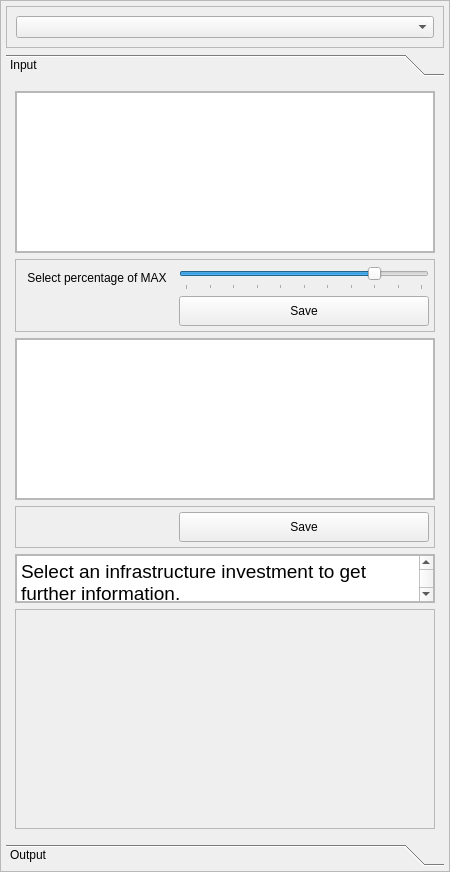
rapha411/PlanningTool, file PlanningTool_dockwidget_base.ui: the form before one commit.
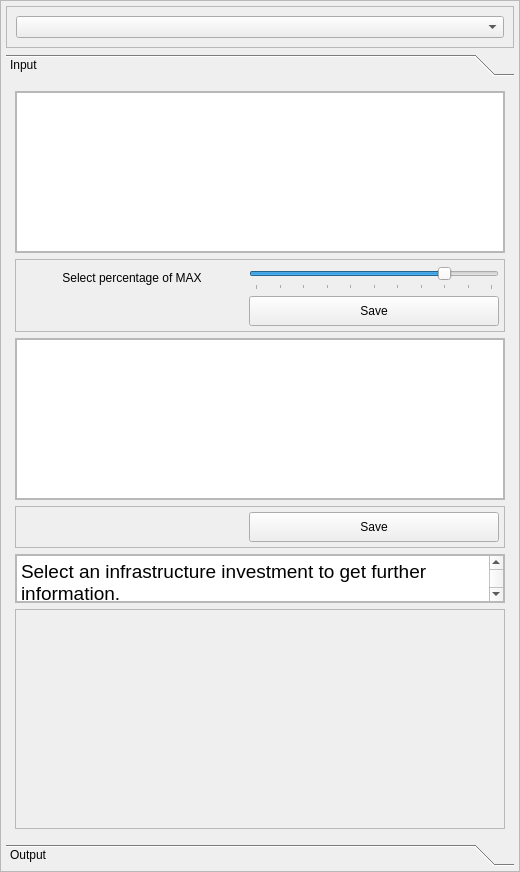
The form after the commit.

Commit message: removed housing and infra name label

What changed in the file:
```diff
--- a/PlanningTool_dockwidget_base.ui
+++ b/PlanningTool_dockwidget_base.ui
@@ -6,7 +6,7 @@
    <rect>
     <x>0</x>
     <y>0</y>
-    <width>450</width>
+    <width>520</width>
     <height>872</height>
    </rect>
   </property>
@@ -91,8 +91,8 @@
            <rect>
             <x>0</x>
             <y>0</y>
-            <width>421</width>
-            <height>743</height>
+            <width>508</width>
+            <height>799</height>
            </rect>
           </property>
           <attribute name="label">
@@ -369,8 +369,8 @@
                    <string>&lt;!DOCTYPE HTML PUBLIC &quot;-//W3C//DTD HTML 4.0//EN&quot; &quot;http://www.w3.org/TR/REC-html40/strict.dtd&quot;&gt;
 &lt;html&gt;&lt;head&gt;&lt;meta name=&quot;qrichtext&quot; content=&quot;1&quot; /&gt;&lt;style type=&quot;text/css&quot;&gt;
 p, li { white-space: pre-wrap; }
-&lt;/style&gt;&lt;/head&gt;&lt;body style=&quot; font-family:'MS Shell Dlg 2'; font-size:8.25pt; font-weight:400; font-style:normal;&quot;&gt;
-&lt;p style=&quot; margin-top:0px; margin-bottom:0px; margin-left:0px; margin-right:0px; -qt-block-indent:0; text-indent:0px;&quot;&gt;&lt;span style=&quot; font-size:14pt;&quot;&gt;Select an infrastructure investment to get further information.&lt;/span&gt;&lt;/p&gt;&lt;/body&gt;&lt;/html&gt;</string>
+&lt;/style&gt;&lt;/head&gt;&lt;body style=&quot; font-family:'.SF NS Text'; font-size:13pt; font-weight:400; font-style:normal;&quot;&gt;
+&lt;p style=&quot; margin-top:0px; margin-bottom:0px; margin-left:0px; margin-right:0px; -qt-block-indent:0; text-indent:0px;&quot;&gt;&lt;span style=&quot; font-family:'MS Shell Dlg 2'; font-size:14pt;&quot;&gt;Select an infrastructure investment to get further information.&lt;/span&gt;&lt;/p&gt;&lt;/body&gt;&lt;/html&gt;</string>
                   </property>
                  </widget>
                 </item>
```
Left out of the diff: 134 changed lines with no effect on the pictures. The commit also changes 4 other files.
